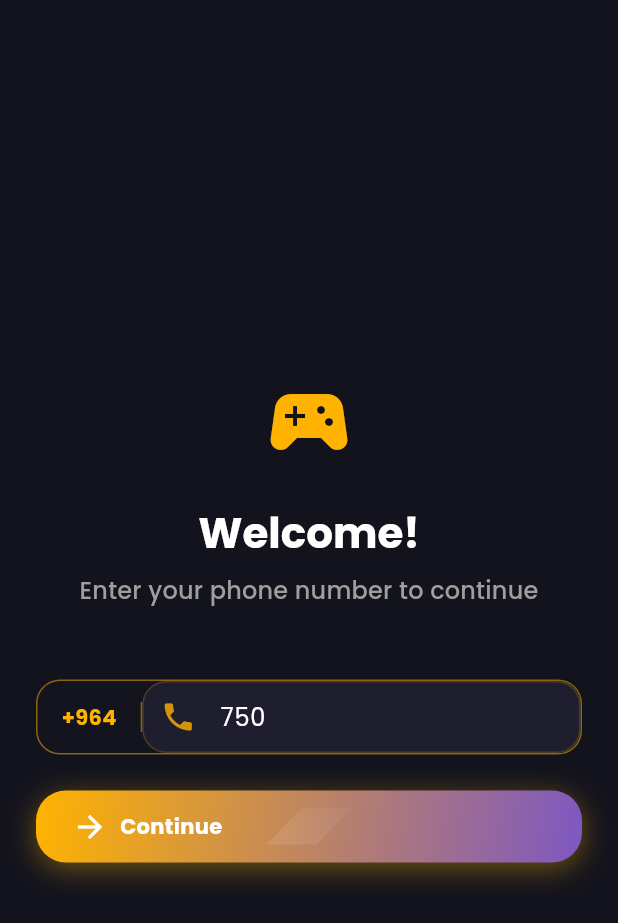
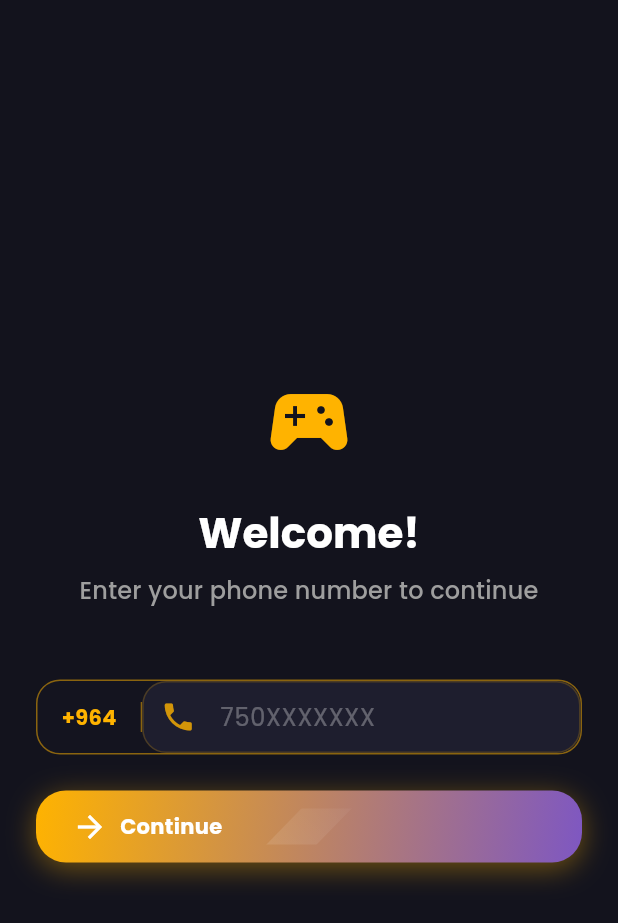
Before and after one commit to botanPro/chon, a Flutter app: the screen it shows after launch, on a phone screen of 412 x 824 dp. Shown: the top 923 px of the screen. Run offline on Flutter 3.47's test engine with Material 3 defaults, Android fonts, the phone set to English and light mode, and no system bars; our stand-ins replace confetti, google_fonts.

Commit message:
Phone Fixes

```diff
--- a/lib/screens/auth/phone_verification_screen.dart
+++ b/lib/screens/auth/phone_verification_screen.dart
@@ -22,7 +22,7 @@ class _PhoneVerificationScreenState extends State<PhoneVerificationScreen> {
   @override
   void initState() {
     super.initState();
-    _phoneController.text = '750'; // Default prefix after +964
+    _phoneController.text = ''; // Default prefix after +964
   }
 
   @override
@@ -147,9 +147,13 @@ class _PhoneVerificationScreenState extends State<PhoneVerificationScreen> {
                         Expanded(
                           child: TextFormField(
                             controller: _phoneController,
-                            decoration: const InputDecoration(
+                            decoration: InputDecoration(
                               hintText: '750XXXXXXX',
                               prefixIcon: Icon(Icons.phone),
+                              // Hint text opacity
+                              hintStyle: TextStyle(
+                                color: Colors.white.withOpacity(0.3),
+                              ),
                               border: InputBorder.none,
                               contentPadding:
                                   EdgeInsets.symmetric(horizontal: 16),
@@ -157,14 +161,14 @@ class _PhoneVerificationScreenState extends State<PhoneVerificationScreen> {
                             keyboardType: TextInputType.phone,
                             inputFormatters: [
                               FilteringTextInputFormatter.digitsOnly,
-                              LengthLimitingTextInputFormatter(9),
+                              LengthLimitingTextInputFormatter(10),
                             ],
                             validator: (value) {
                               if (value == null || value.isEmpty) {
                                 return 'Please enter your phone number';
                               }
-                              if (value.length != 9) {
-                                return 'Phone number must be 9 digits';
+                              if (value.length != 10) {
+                                return 'Phone number must be 10 digits';
                               }
                               if (!value.startsWith('750') &&
                                   !value.startsWith('751') &&
```
